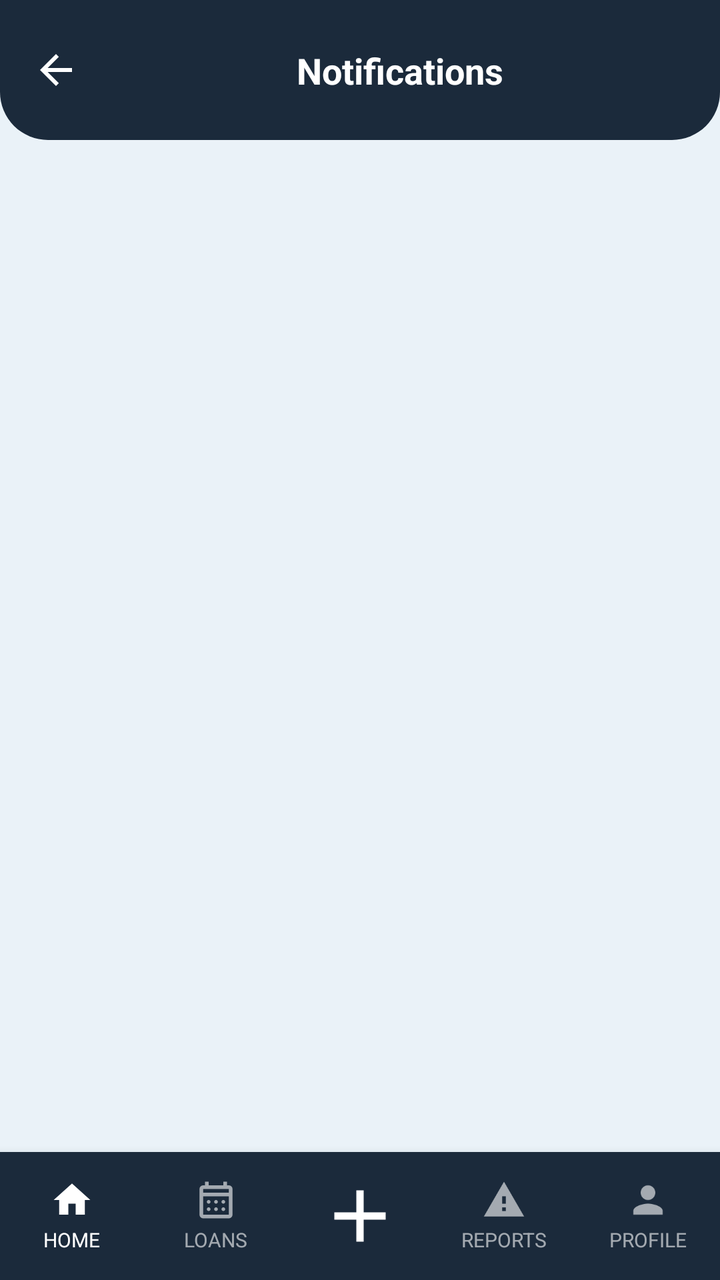
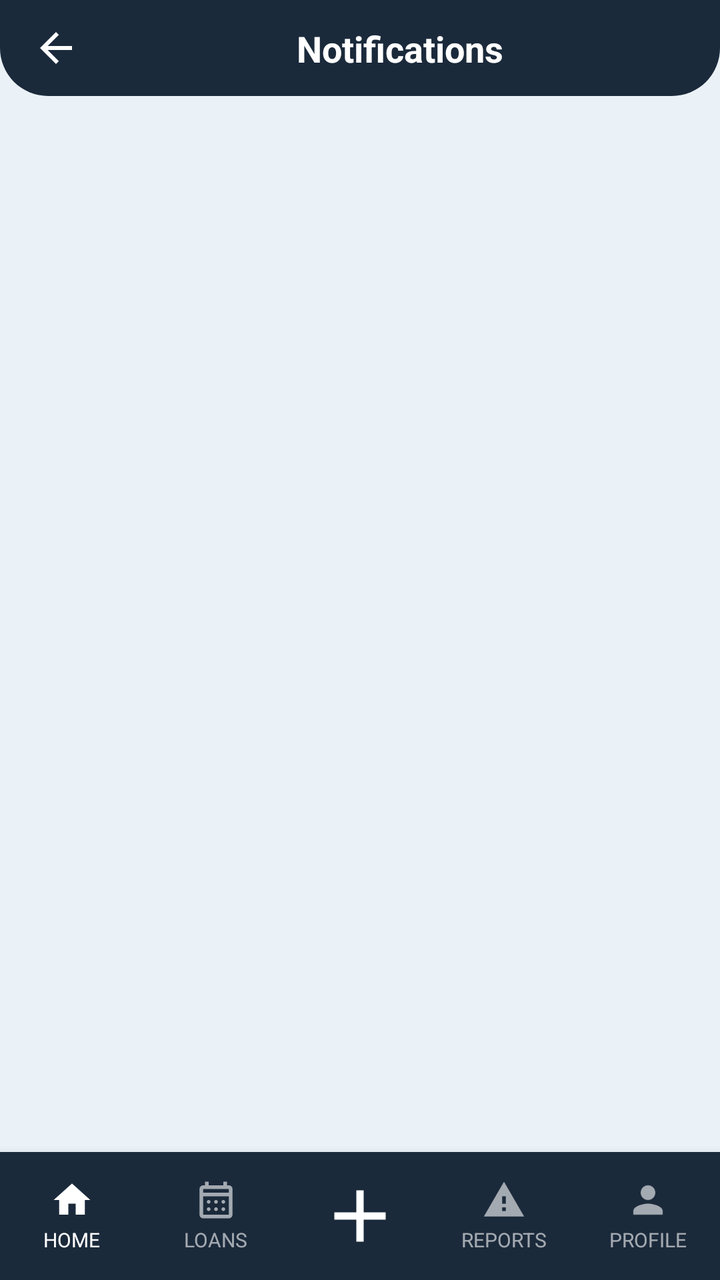

The first picture is an Android layout as it rendered before a commit; the second is the same layout after the commit. The layout source and the unified diff follow.
<!-- AndroidManifest.xml: application theme Theme.YipShare -->
<!-- res/layout/activity_notificacion.xml -->
<?xml version="1.0" encoding="utf-8"?>
<androidx.constraintlayout.widget.ConstraintLayout
    xmlns:android="http://schemas.android.com/apk/res/android"
    xmlns:app="http://schemas.android.com/apk/res-auto"
    android:id="@+id/main"
    android:layout_width="match_parent"
    android:layout_height="match_parent"
    android:background="@color/fondo_pantalla">

    <View
        android:id="@+id/bg_header"
        android:layout_width="0dp"
        android:layout_height="0dp"
        android:background="@drawable/bg_header"
        app:layout_constraintTop_toTopOf="parent"
        app:layout_constraintStart_toStartOf="parent"
        app:layout_constraintEnd_toEndOf="parent"
        app:layout_constraintBottom_toBottomOf="@id/guideline_header" />

    <androidx.constraintlayout.widget.Guideline
        android:id="@+id/guideline_header"
        android:layout_width="wrap_content"
        android:layout_height="wrap_content"
        android:orientation="horizontal"
        app:layout_constraintGuide_begin="70dp" />

    <androidx.constraintlayout.widget.Guideline
        android:id="@+id/guideline_status"
        android:layout_width="wrap_content"
        android:layout_height="wrap_content"
        android:orientation="horizontal"
        app:layout_constraintGuide_begin="0dp" />

    <ImageView
        android:id="@+id/btn_regresar"
        android:layout_width="24dp"
        android:layout_height="24dp"
        android:src="@drawable/ic_arrow_back"
        app:tint="@android:color/white"
        android:contentDescription="@string/btnRegresar"
        android:clickable="true"
        android:focusable="true"
        android:background="?attr/selectableItemBackgroundBorderless"
        android:layout_marginStart="16dp"
        app:layout_constraintTop_toBottomOf="@id/guideline_status"
        app:layout_constraintBottom_toTopOf="@id/guideline_header"
        app:layout_constraintStart_toStartOf="parent" />

    <TextView
        android:id="@+id/tv_titulo_pantalla"
        android:layout_width="0dp"
        android:layout_height="wrap_content"
        android:text="@string/notification"
        android:textAlignment="center"
        android:textColor="@android:color/white"
        android:textStyle="bold"
        android:textSize="18sp"
        android:gravity="center"
        app:layout_constraintTop_toBottomOf="@id/guideline_status"
        app:layout_constraintBottom_toTopOf="@id/guideline_header"
        app:layout_constraintStart_toEndOf="@id/btn_regresar"
        app:layout_constraintEnd_toEndOf="parent" />

    <androidx.recyclerview.widget.RecyclerView
        android:id="@+id/rv_notificaciones"
        android:layout_width="0dp"
        android:layout_height="0dp"
        android:padding="16dp"
        android:clipToPadding="false"
        app:layoutManager="androidx.recyclerview.widget.LinearLayoutManager"
        app:layout_constraintTop_toBottomOf="@id/guideline_header"
        app:layout_constraintStart_toStartOf="parent"
        app:layout_constraintEnd_toEndOf="parent"
        app:layout_constraintBottom_toTopOf="@id/bottom_nav" />

    <TextView
        android:id="@+id/tv_sin_notificaciones"
        style="@style/TextLink"
        android:layout_width="0dp"
        android:layout_height="0dp"
        android:gravity="center"
        android:text="@string/tv_sin_notificaciones"
        android:visibility="gone"
        app:layout_constraintTop_toBottomOf="@id/guideline_header"
        app:layout_constraintBottom_toTopOf="@id/bottom_nav"
        app:layout_constraintStart_toStartOf="parent"
        app:layout_constraintEnd_toEndOf="parent" />

    <LinearLayout
        android:id="@+id/bottom_nav"
        android:layout_width="0dp"
        android:layout_height="64dp"
        android:orientation="horizontal"
        android:weightSum="5"
        android:background="@color/azul_yipshare"
        android:elevation="8dp"
        app:layout_constraintBottom_toBottomOf="parent"
        app:layout_constraintStart_toStartOf="parent"
        app:layout_constraintEnd_toEndOf="parent">

        <LinearLayout
            android:id="@+id/nav_inicio"
            android:layout_width="0dp"
            android:layout_height="match_parent"
            android:layout_weight="1"
            android:orientation="vertical"
            android:gravity="center"
            android:clickable="true"
            android:focusable="true"
            android:background="?attr/selectableItemBackgroundBorderless">

            <ImageView
                android:layout_width="22dp"
                android:layout_height="22dp"
                android:src="@drawable/ic_house_princial"
                app:tint="@android:color/white"
                android:contentDescription="@string/imageView_inicio" />

            <TextView
                android:layout_width="wrap_content"
                android:layout_height="wrap_content"
                android:text="@string/textView_inicio"
                android:textColor="@android:color/white"
                android:textSize="10sp"
                android:layout_marginTop="2dp" />
        </LinearLayout>

        <LinearLayout
            android:id="@+id/nav_prestamos"
            android:layout_width="0dp"
            android:layout_height="match_parent"
            android:layout_weight="1"
            android:orientation="vertical"
            android:gravity="center"
            android:clickable="true"
            android:focusable="true"
            android:background="?attr/selectableItemBackgroundBorderless">

            <ImageView
                android:layout_width="22dp"
                android:layout_height="22dp"
                android:src="@drawable/ic_calendar_month"
                app:tint="#99FFFFFF"
                android:contentDescription="@string/imageView_prestamos" />

            <TextView
                android:layout_width="wrap_content"
                android:layout_height="wrap_content"
                android:text="@string/textView_prestamos"
                android:textColor="#99FFFFFF"
                android:textSize="10sp"
                android:layout_marginTop="2dp" />
        </LinearLayout>

        <LinearLayout
            android:id="@+id/nav_agregar"
            android:layout_width="0dp"
            android:layout_height="match_parent"
            android:layout_weight="1"
            android:orientation="vertical"
            android:gravity="center"
            android:clickable="true"
            android:focusable="true"
            android:background="?attr/selectableItemBackgroundBorderless">

            <ImageView
                android:layout_width="44dp"
                android:layout_height="44dp"
                android:src="@drawable/ic_plus_icon"
                app:tint="@android:color/white"
                android:contentDescription="@string/imageView_agregar" />
        </LinearLayout>

        <LinearLayout
            android:id="@+id/nav_reportes"
            android:layout_width="0dp"
            android:layout_height="match_parent"
            android:layout_weight="1"
            android:orientation="vertical"
            android:gravity="center"
            android:clickable="true"
            android:focusable="true"
            android:background="?attr/selectableItemBackgroundBorderless">

            <ImageView
                android:layout_width="22dp"
                android:layout_height="22dp"
                android:src="@drawable/ic_warning"
                app:tint="#99FFFFFF"
                android:contentDescription="@string/imageView_reportes" />

            <TextView
                android:layout_width="wrap_content"
                android:layout_height="wrap_content"
                android:text="@string/textView_reportes"
                android:textColor="#99FFFFFF"
                android:textSize="10sp"
                android:layout_marginTop="2dp" />
        </LinearLayout>

        <LinearLayout
            android:id="@+id/nav_perfil"
            android:layout_width="0dp"
            android:layout_height="match_parent"
            android:layout_weight="1"
            android:orientation="vertical"
            android:gravity="center"
            android:clickable="true"
            android:focusable="true"
            android:background="?attr/selectableItemBackgroundBorderless">

            <ImageView
                android:layout_width="22dp"
                android:layout_height="22dp"
                android:src="@drawable/ic_person"
                app:tint="#99FFFFFF"
                android:contentDescription="@string/imageView_perfil" />

            <TextView
                android:layout_width="wrap_content"
                android:layout_height="wrap_content"
                android:text="@string/textView_perfil"
                android:textColor="#99FFFFFF"
                android:textSize="10sp"
                android:layout_marginTop="2dp" />
        </LinearLayout>

    </LinearLayout>

</androidx.constraintlayout.widget.ConstraintLayout>
<!-- resources referenced by this layout -->
<resources>
  <color name="azul_yipshare">#1B2A3B</color>
  <color name="fondo_pantalla">#EAF2F8</color>
  <!-- drawable bg_header (drawable) -->
  <?xml version="1.0" encoding="utf-8"?>
  <shape xmlns:android="http://schemas.android.com/apk/res/android"
      android:shape="rectangle">
      <solid android:color="@color/azul_yipshare" />
      <corners
          android:bottomLeftRadius="24dp"
          android:bottomRightRadius="24dp" />
  </shape>
  <!-- drawable ic_arrow_back (drawable) -->
  <vector xmlns:android="http://schemas.android.com/apk/res/android"
      android:width="24dp"
      android:height="24dp"
      android:viewportWidth="24"
      android:viewportHeight="24"
      android:tint="?attr/colorControlNormal">
      <path
          android:fillColor="@android:color/white"
          android:pathData="M20,11H7.83l5.59,-5.59L12,4l-8,8 8,8 1.41,-1.41L7.83,13H20v-2z"/>
  </vector>
  <!-- drawable ic_house_princial (drawable) -->
  <vector xmlns:android="http://schemas.android.com/apk/res/android"
      android:width="24dp"
      android:height="24dp"
      android:viewportWidth="24"
      android:viewportHeight="24">
      <path
          android:fillColor="@android:color/white"
          android:pathData="M10,20v-6h4v6h5v-8h3L12,3 2,12h3v8z"/>
  </vector>
  <!-- drawable ic_person (drawable) -->
  <vector xmlns:android="http://schemas.android.com/apk/res/android"
      android:width="24dp"
      android:height="24dp"
      android:viewportWidth="24"
      android:viewportHeight="24">
      <path
          android:fillColor="@android:color/white"
          android:pathData="M12,12c2.21,0 4,-1.79 4,-4s-1.79,-4 -4,-4 -4,1.79 -4,4 1.79,4 4,4zM12,14c-2.67,0 -8,1.34 -8,4v2h16v-2c0,-2.66 -5.33,-4 -8,-4z"/>
  </vector>
  <!-- drawable ic_plus_icon (drawable) -->
  <vector xmlns:android="http://schemas.android.com/apk/res/android"
      android:width="24dp"
      android:height="24dp"
      android:viewportWidth="960"
      android:viewportHeight="960">
      <path
          android:fillColor="@android:color/white"
          android:pathData="M440,520L200,520L200,440L440,440L440,200L520,200L520,440L760,440L760,520L520,520L520,760L440,760L440,520Z"/>
  </vector>
  <!-- drawable ic_warning (drawable) -->
  <vector xmlns:android="http://schemas.android.com/apk/res/android"
      android:width="24dp"
      android:height="24dp"
      android:viewportWidth="24"
      android:viewportHeight="24">
      <path
          android:fillColor="@android:color/white"
          android:pathData="M1,21h22L12,2 1,21zM13,18h-2v-2h2v2zM13,14h-2v-4h2v4z"/>
  </vector>
  <string name="btnRegresar">Back</string>
  <string name="imageView_agregar">Add</string>
  <string name="imageView_inicio">Home</string>
  <string name="imageView_perfil">Profile</string>
  <string name="imageView_prestamos">Loans</string>
  <string name="imageView_reportes">Reports</string>
  <string name="notification">Notifications</string>
  <string name="textView_inicio">HOME</string>
  <string name="textView_perfil">PROFILE</string>
  <string name="textView_prestamos">LOANS</string>
  <string name="textView_reportes">REPORTS</string>
  <string name="tv_sin_notificaciones">You have no notifications</string>
  <style name="TextLink">
          <item name="android:textColor">@color/azul_yipshare</item>
          <item name="android:textSize">14sp</item>
          <item name="android:textStyle">bold</item>
          <item name="android:clickable">true</item>
          <item name="android:focusable">true</item>
      </style>
  <style name="Theme.YipShare" parent="Theme.AppCompat.DayNight.NoActionBar">
          <item name="android:windowBackground">@color/fondo_pantalla</item>
      </style>
  <!-- unchanged entries left out for length: 1 -->
</resources>

<!-- the commit's change to res/layout/activity_notificacion.xml (unified diff, before → after) -->
@@ -22,7 +22,7 @@
         android:layout_width="wrap_content"
         android:layout_height="wrap_content"
         android:orientation="horizontal"
-        app:layout_constraintGuide_begin="70dp" />
+        app:layout_constraintGuide_begin="48dp" />
 
     <androidx.constraintlayout.widget.Guideline
         android:id="@+id/guideline_status"
